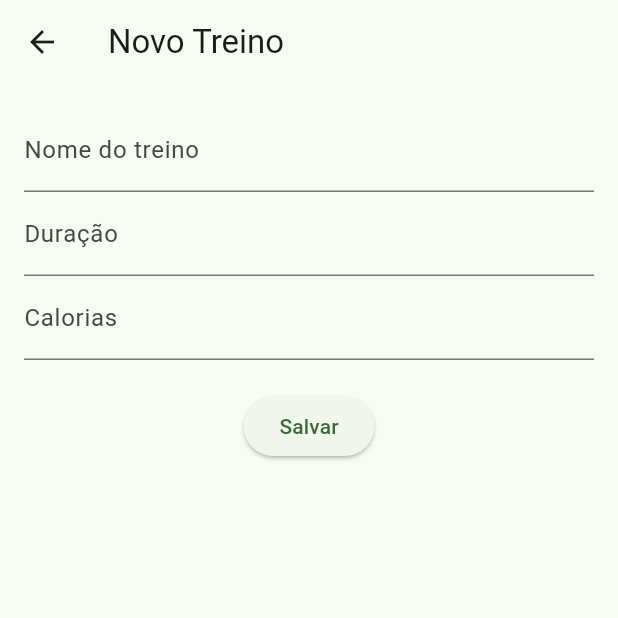
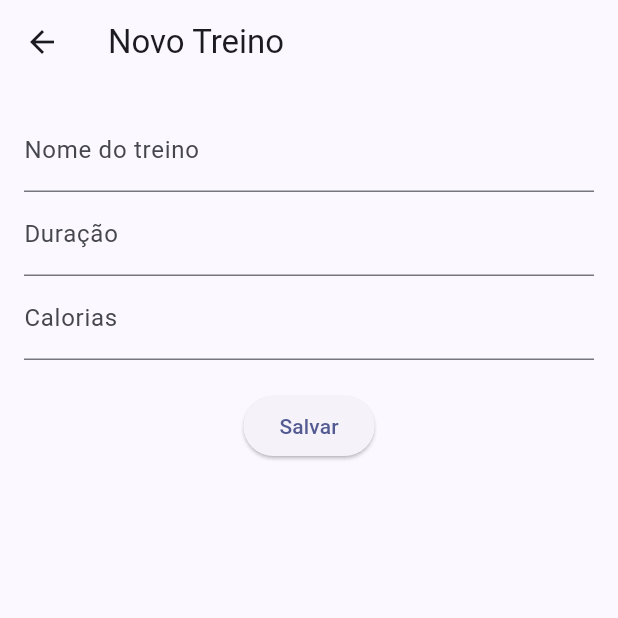
Before and after one commit to Camilasuany07/fitplanner, a Flutter app: the screen it shows after launch, after a tap on the "add" icon, on a phone screen of 412 x 824 dp, the top half of it. Run offline on Flutter 3.47's test engine with Material 3 defaults, Android fonts, the phone set to English and light mode, and no system bars; our stand-ins replace fl_chart, shared_preferences.

```diff
--- a/lib/main.dart
+++ b/lib/main.dart
@@ -14,7 +14,7 @@ class MyApp extends StatelessWidget {
       title: 'FitPlanner',
       debugShowCheckedModeBanner: false, // 👈 remove faixa debug
       theme: ThemeData(
-        colorScheme: ColorScheme.fromSeed(seedColor: Colors.green),
+        colorScheme: ColorScheme.fromSeed(seedColor: const Color.fromARGB(255, 27, 40, 160)),
         useMaterial3: true,
       ),
       home: const HomePage(),
```
